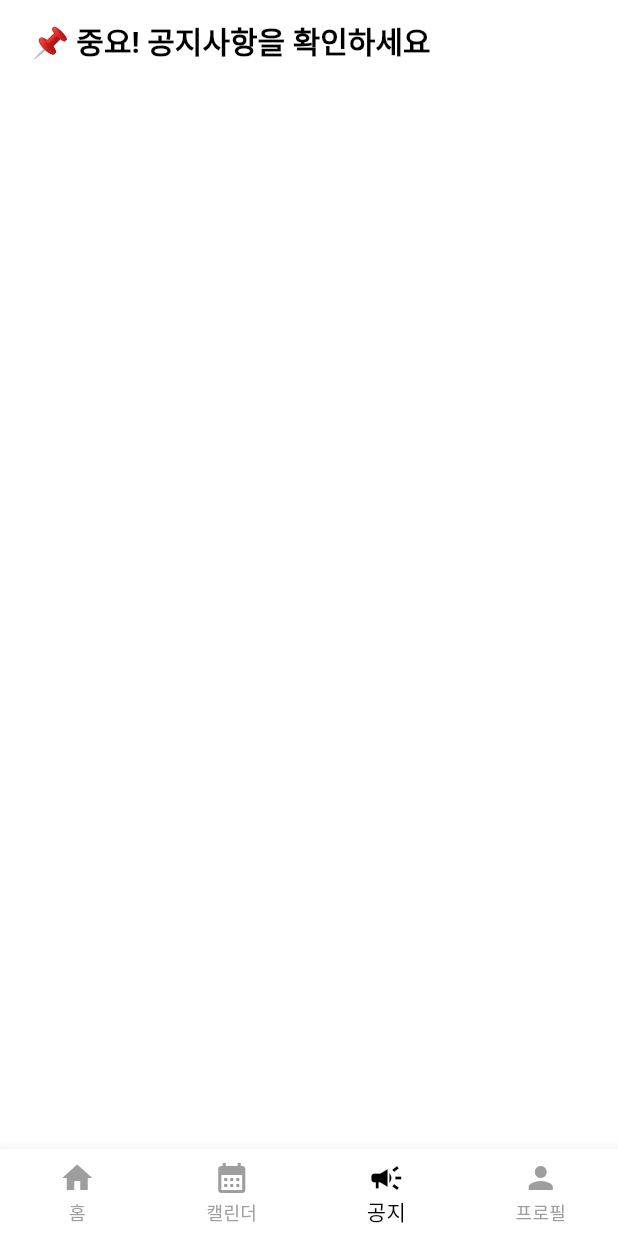
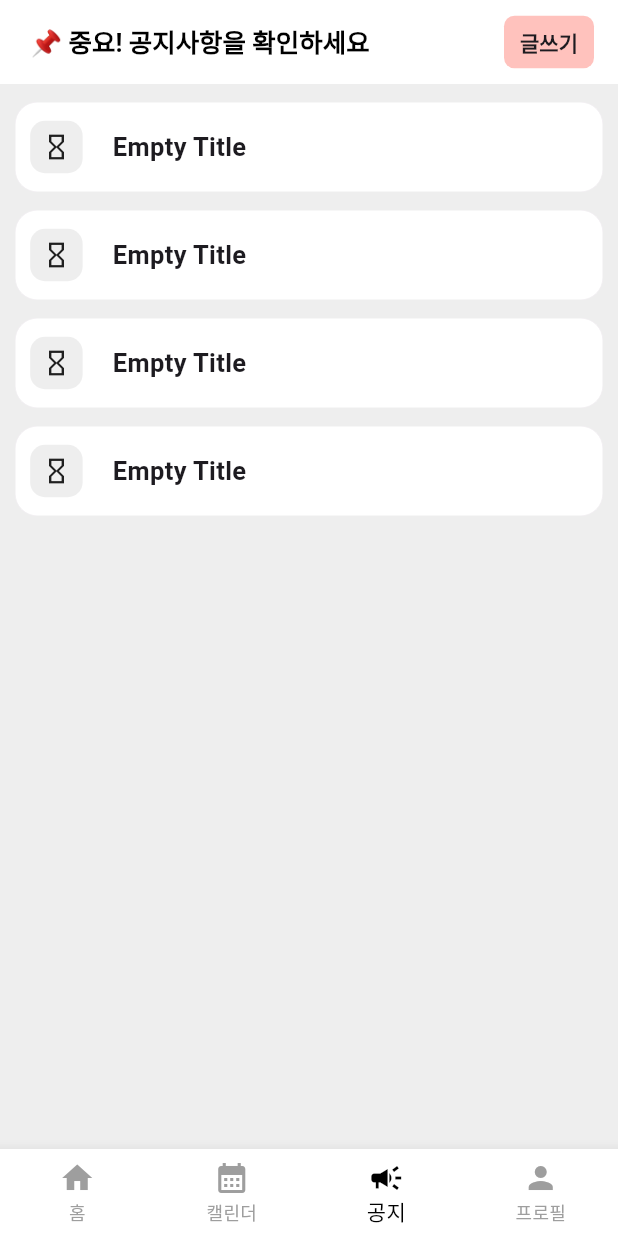
Before and after one commit to pre-per/nambu_admin, a Flutter app: the screen it shows after launch, item 3 of the bottom bar chosen, on a phone screen of 412 x 824 dp. Run offline on Flutter 3.47's test engine with Material 3 defaults, Android fonts, the phone set to English and light mode, and no system bars.

Commit message:
second commit

```diff
--- /dev/null
+++ b/lib/component/noticecard.dart
@@ -0,0 +1,102 @@
+import 'package:flutter/material.dart';
+
+class Noticecard extends StatefulWidget {
+  IconData? iconData;
+  String text;
+  Color backgroundColor;
+
+  Noticecard({
+    this.iconData,
+    this.text = 'Empty Title',
+    this.backgroundColor = Colors.white,
+    super.key,
+  });
+
+  @override
+  State<Noticecard> createState() => _NoticecardState();
+}
+
+class _NoticecardState extends State<Noticecard> {
+  double _scale = 1.0;
+
+  void _onTapDown(TapDownDetails details) {
+    setState(() {
+      _scale = 0.98;
+    });
+  }
+
+  void _onTapUp(TapUpDetails details) {
+    setState(() {
+      _scale = 1.00;
+    });
+  }
+
+  void _onTapCancel() {
+    setState(() {
+      _scale = 1.00;
+    });
+  }
+
+  @override
+  Widget build(BuildContext context) {
+    return Padding(
+      padding: const EdgeInsets.only(top: 12.0, left: 10.0, right: 10.0),
+      child: AnimatedContainer(
+        duration: Duration(milliseconds: 100),
+        curve: Curves.easeInOut,
+        transform: Matrix4.identity()..scale(_scale),
+        child: ClipRRect(
+          borderRadius: BorderRadius.circular(15.0),
+          child: Material(
+            child: InkWell(
+              onTap: () {
+                print("카드 클릭됨");
+              },
+              onTapDown: _onTapDown,
+              onTapUp: _onTapUp,
+              onTapCancel: _onTapCancel,
+              child: Ink(
+                width: MediaQuery.of(context).size.width,
+                height: 60.0,
+                decoration: BoxDecoration(
+                  color: widget.backgroundColor,
+                  borderRadius: BorderRadius.circular(15.0),
+                  border: Border.all(color: Colors.grey, width: 0.1),
+                ),
+                child: Center(
+                  child: Row(
+                    children: [
+                      const SizedBox(width: 10.0),
+                      Container(
+                        width: 35.0,
+                        height: 35.0,
+                        decoration: BoxDecoration(
+                          borderRadius: BorderRadius.circular(10.0),
+                          color: Colors.grey[200],
+                        ),
+                        child: Center(
+                          child: Icon(
+                            (widget.iconData != null)
+                                ? widget.iconData
+                                : Icons.hourglass_empty,
+                            size: 20.0,
+                          ),
+                        ),
+                      ),
+                      const SizedBox(width: 20.0),
+                      Text(
+                        widget.text,
+                        style: TextStyle(
+                            fontSize: 17.0, fontWeight: FontWeight.w600),
+                      ),
+                    ],
+                  ),
+                ),
+              ),
+            ),
+          ),
+        ),
+      ),
+    );
+  }
+}
--- a/lib/main.dart
+++ b/lib/main.dart
@@ -1,10 +1,10 @@
 import 'package:flutter/material.dart';
 import 'package:nambu_admin/provider/navigationbarprovider.dart';
 import 'package:provider/provider.dart';
-import 'package:nambu_admin/screen/calendarscreen.dart';
-import 'package:nambu_admin/screen/homescreen.dart';
-import 'package:nambu_admin/screen/noticescreen.dart';
-import 'package:nambu_admin/screen/profilescreen.dart';
+import 'package:nambu_admin/screen/main/calendarscreen.dart';
+import 'package:nambu_admin/screen/main/homescreen.dart';
+import 'package:nambu_admin/screen/main/noticescreen.dart';
+import 'package:nambu_admin/screen/main/profilescreen.dart';
 
 void main() {
   runApp(
@@ -32,7 +32,7 @@ class MyApp extends StatelessWidget {
           unselectedItemColor: Colors.grey,
           selectedItemColor: Colors.black,
         ),
-        scaffoldBackgroundColor: Colors.white,
+        scaffoldBackgroundColor: Colors.grey[200],
       ),
       home: Mainscreen(),
     );
--- /dev/null
+++ b/lib/screen/main/noticescreen.dart
@@ -0,0 +1,67 @@
+import 'package:flutter/material.dart';
+import 'package:nambu_admin/component/noticecard.dart';
+import 'package:nambu_admin/screen/sub/noticewriting.dart';
+
+class Noticescreen extends StatelessWidget {
+  const Noticescreen({super.key});
+
+  @override
+  Widget build(BuildContext context) {
+    final double w_mdof = MediaQuery.of(context).size.width;
+
+    return Scaffold(
+      appBar: NoticescreenAppBar(context),
+      body: ListView(
+        children: [
+          Column(
+            children: [
+              Noticecard(),
+              Noticecard(),
+              Noticecard(),
+              Noticecard(),
+            ],
+          ),
+        ],
+      ),
+    );
+  }
+}
+
+AppBar NoticescreenAppBar(BuildContext context) {
+  return AppBar(
+    backgroundColor: Colors.white,
+    title: Row(
+      mainAxisAlignment: MainAxisAlignment.spaceBetween,
+      children: [
+        Text(' 📌 중요! 공지사항을 확인하세요',
+            style: TextStyle(
+                fontSize: 17.0,
+                fontWeight: FontWeight.w600,
+                color: Colors.black)),
+        GestureDetector(
+          onTap: () {
+            Navigator.of(context).push(
+              MaterialPageRoute(builder: (_) => Noticewriting()),
+            );
+          },
+          child: Container(
+            width: 60.0,
+            height: 35.0,
+            decoration: BoxDecoration(
+              color: Color(0xffffc2bd),
+              borderRadius: BorderRadius.circular(7.0),
+            ),
+            child: Center(
+              child: Text('글쓰기',
+                  style: TextStyle(
+                    fontSize: 14.0,
+                    fontWeight: FontWeight.w600,
+                  )),
+            ),
+          ),
+        ),
+      ],
+    ),
+    centerTitle: false,
+  );
+}
--- a/lib/screen/noticescreen.dart
+++ /dev/null
@@ -1,20 +0,0 @@
-import 'package:flutter/material.dart';
-
-class Noticescreen extends StatelessWidget {
-  const Noticescreen({super.key});
-
-  @override
-  Widget build(BuildContext context) {
-    return Scaffold(
-      appBar: NoticescreenAppBar(),
-    );
-  }
-}
-
-AppBar NoticescreenAppBar() {
-  return AppBar(
-    backgroundColor: Colors.white,
-    title: Text(' 📌 중요! 공지사항을 확인하세요', style: TextStyle(fontSize: 20.0, fontWeight: FontWeight.w600, color: Colors.black),),
-    centerTitle: false,
-  );
-}
```
Also changed, not shown: lib/screen/main/calendarscreen.dart (renamed from lib/screen/calendarscreen.dart, +36 -6 lines), lib/screen/main/homescreen.dart (renamed from lib/screen/homescreen.dart, +12 -5 lines), lib/screen/main/profilescreen.dart (added, +65 -0 lines), lib/screen/profilescreen.dart (deleted, +0 -55 lines), lib/screen/sub/calendaraddplan.dart (added, +68 -0 lines), lib/screen/sub/noticewriting.dart (added, +64 -0 lines), pubspec.lock, 125 other files.
